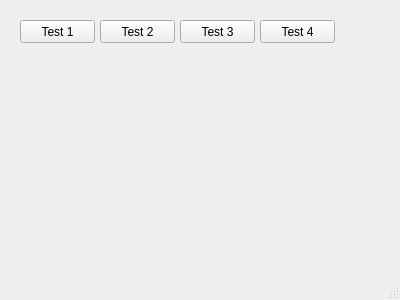
Above: xmlrpctest/testClient/src/mainwindow.ui from ben-haim/qtxmlrpc before the change. Below: the same form after it.
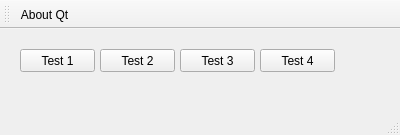
That is the form after the change. Icons and pictures are not drawn.

```diff
--- a/xmlrpctest/testClient/src/mainwindow.ui
+++ b/xmlrpctest/testClient/src/mainwindow.ui
@@ -7,7 +7,7 @@
     <x>0</x>
     <y>0</y>
     <width>400</width>
-    <height>300</height>
+    <height>135</height>
    </rect>
   </property>
   <property name="windowTitle">
@@ -68,6 +68,33 @@
    </widget>
   </widget>
   <widget class="QStatusBar" name="statusBar"/>
+  <widget class="QToolBar" name="toolBar">
+   <property name="windowTitle">
+    <string>toolBar</string>
+   </property>
+   <attribute name="toolBarArea">
+    <enum>TopToolBarArea</enum>
+   </attribute>
+   <attribute name="toolBarBreak">
+    <bool>false</bool>
+   </attribute>
+   <addaction name="actionAbout_Qt"/>
+  </widget>
+  <action name="actionAbout_Qt">
+   <property name="icon">
+    <iconset resource="../app_res.qrc">
+     <normaloff>:/image/qt.png</normaloff>:/image/qt.png</iconset>
+   </property>
+   <property name="text">
+    <string>About Qt</string>
+   </property>
+   <property name="toolTip">
+    <string>About Qt</string>
+   </property>
+   <property name="shortcut">
+    <string>Ctrl+A</string>
+   </property>
+  </action>
  </widget>
  <layoutdefault spacing="6" margin="11"/>
  <resources/>
```
Left out of the diff: 4 changed lines with no effect on the pictures.
